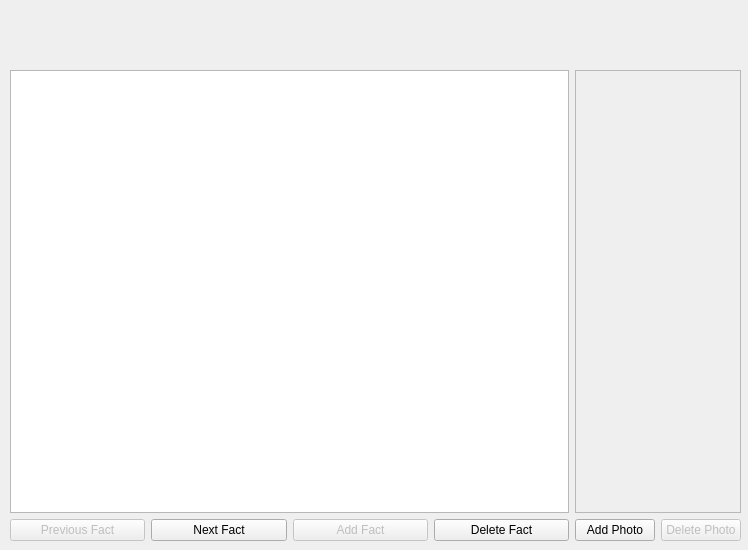
This is VLN1-H32/moreinfo.ui in Kristian15/VLN1-Hopur32 as Qt 5 draws it before an edit. The edited form follows.
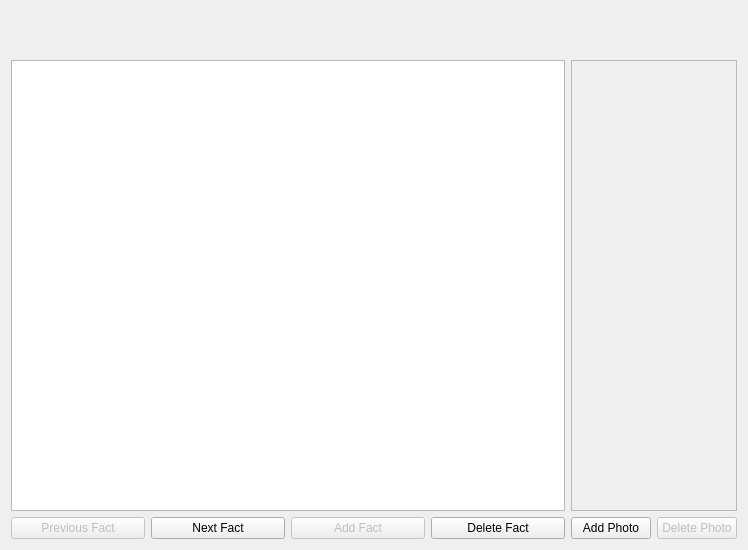
This is the edited form.

The edit to the form file:
```diff
--- a/VLN1-H32/moreinfo.ui
+++ b/VLN1-H32/moreinfo.ui
@@ -13,15 +13,37 @@
   <property name="windowTitle">
    <string>Dialog</string>
   </property>
-  <widget class="QWidget" name="horizontalLayoutWidget">
-   <property name="geometry">
-    <rect>
-     <x>10</x>
-     <y>70</y>
-     <width>731</width>
-     <height>471</height>
-    </rect>
-   </property>
+  <layout class="QVBoxLayout" name="verticalLayout_3">
+   <item>
+    <layout class="QHBoxLayout" name="horizontalLayout_4">
+     <item>
+      <widget class="QLabel" name="label_name">
+       <property name="font">
+        <font>
+         <pointsize>28</pointsize>
+        </font>
+       </property>
+       <property name="text">
+        <string/>
+       </property>
+      </widget>
+     </item>
+     <item>
+      <widget class="QLabel" name="label_factAdded">
+       <property name="sizePolicy">
+        <sizepolicy hsizetype="Fixed" vsizetype="Preferred">
+         <horstretch>0</horstretch>
+         <verstretch>0</verstretch>
+        </sizepolicy>
+       </property>
+       <property name="text">
+        <string/>
+       </property>
+      </widget>
+     </item>
+    </layout>
+   </item>
+   <item>
    <layout class="QHBoxLayout" name="horizontalLayout">
     <item>
      <layout class="QVBoxLayout" name="verticalLayout_2">
@@ -140,47 +162,8 @@
      </layout>
     </item>
    </layout>
-  </widget>
-  <widget class="QWidget" name="horizontalLayoutWidget_2">
-   <property name="geometry">
-    <rect>
-     <x>10</x>
-     <y>0</y>
-     <width>731</width>
-     <height>71</height>
-    </rect>
-   </property>
-   <layout class="QHBoxLayout" name="horizontalLayout_4">
-    <item>
-     <widget class="QLabel" name="label_name">
-      <property name="font">
-       <font>
-        <pointsize>28</pointsize>
-       </font>
-      </property>
-      <property name="text">
-       <string/>
-      </property>
-     </widget>
-    </item>
-    <item>
-     <widget class="QLabel" name="label_factAdded">
-      <property name="sizePolicy">
-       <sizepolicy hsizetype="Fixed" vsizetype="Preferred">
-        <horstretch>0</horstretch>
-        <verstretch>0</verstretch>
-       </sizepolicy>
-      </property>
-      <property name="text">
-       <string/>
-      </property>
-     </widget>
-    </item>
-   </layout>
-  </widget>
-  <zorder>horizontalLayoutWidget</zorder>
-  <zorder>horizontalLayoutWidget_2</zorder>
-  <zorder>label</zorder>
+   </item>
+  </layout>
  </widget>
  <resources/>
  <connections/>
```
Lines whose indentation alone changed are shown as unchanged.
